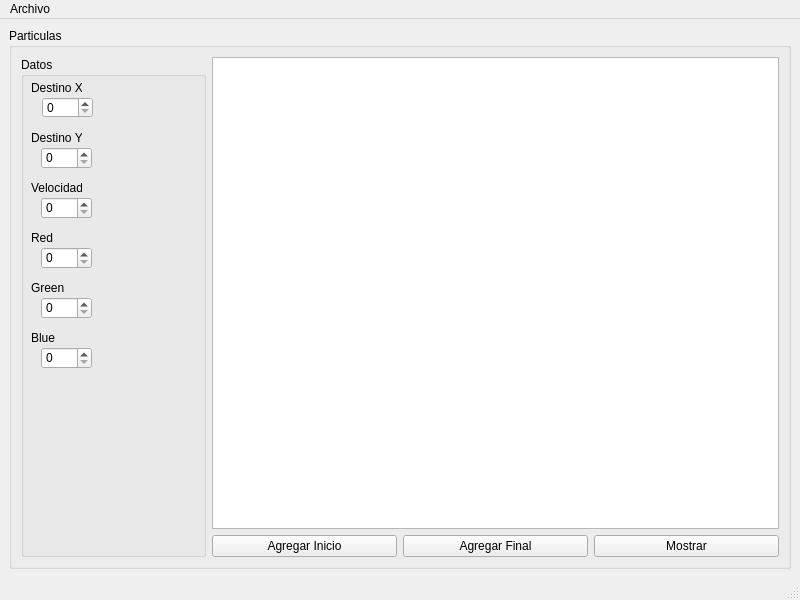
Qt form mainwindow.ui (MoraRMod/Particulas) before a commit.
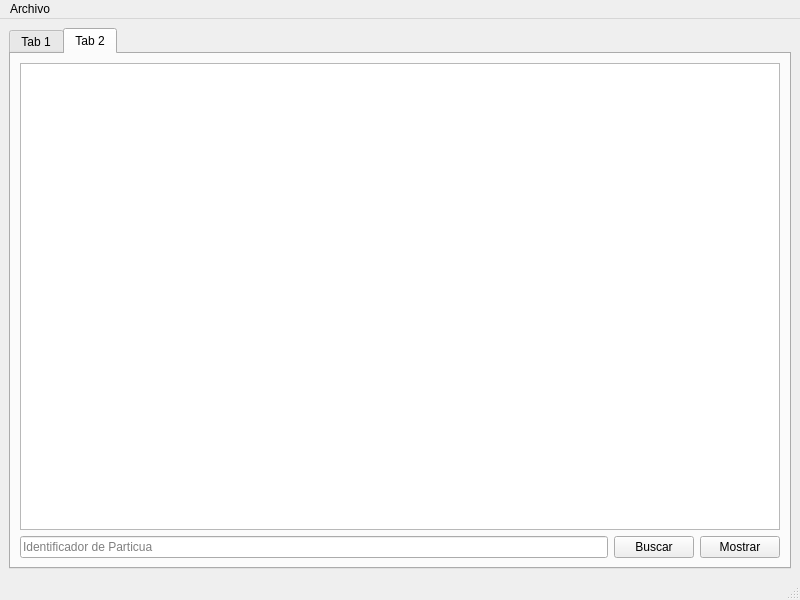
The same form after that commit.

Commit message: Se agrego nueva tabla y botones de bucar y mostrar

```diff
--- a/mainwindow.ui
+++ b/mainwindow.ui
@@ -16,6 +16,16 @@
   <widget class="QWidget" name="centralwidget">
    <layout class="QGridLayout" name="gridLayout_3">
     <item row="0" column="0">
+     <widget class="QTabWidget" name="tabWidget">
+      <property name="currentIndex">
+       <number>1</number>
+      </property>
+      <widget class="QWidget" name="tab">
+       <attribute name="title">
+        <string>Tab 1</string>
+       </attribute>
+       <layout class="QGridLayout" name="gridLayout">
+        <item row="0" column="0">
      <widget class="QGroupBox" name="Particulas_GroupBox">
       <property name="title">
        <string>Particulas</string>
@@ -206,6 +216,41 @@
         </widget>
        </item>
       </layout>
+         </widget>
+        </item>
+       </layout>
+      </widget>
+      <widget class="QWidget" name="tab_2">
+       <attribute name="title">
+        <string>Tab 2</string>
+       </attribute>
+       <layout class="QGridLayout" name="gridLayout_4">
+        <item row="1" column="0" rowspan="2">
+         <widget class="QLineEdit" name="Buscar_LineEdit">
+          <property name="placeholderText">
+           <string>Identificador de Particua</string>
+          </property>
+         </widget>
+        </item>
+        <item row="0" column="0" colspan="3">
+         <widget class="QTableWidget" name="tableWidget"/>
+        </item>
+        <item row="1" column="2" rowspan="2">
+         <widget class="QPushButton" name="MostrarTabla_PushButton">
+          <property name="text">
+           <string>Mostrar</string>
+          </property>
+         </widget>
+        </item>
+        <item row="1" column="1" rowspan="2">
+         <widget class="QPushButton" name="Buscar_PushButton">
+          <property name="text">
+           <string>Buscar</string>
+          </property>
+         </widget>
+        </item>
+       </layout>
+      </widget>
      </widget>
     </item>
    </layout>
```
Lines whose indentation alone changed are shown as unchanged.
